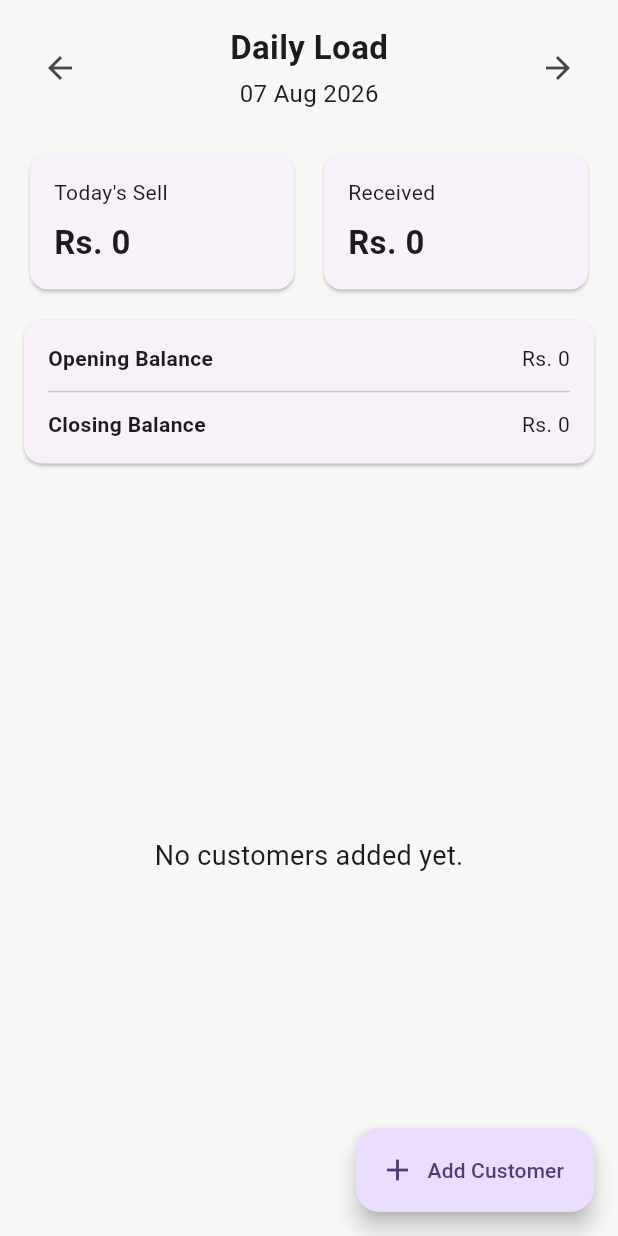
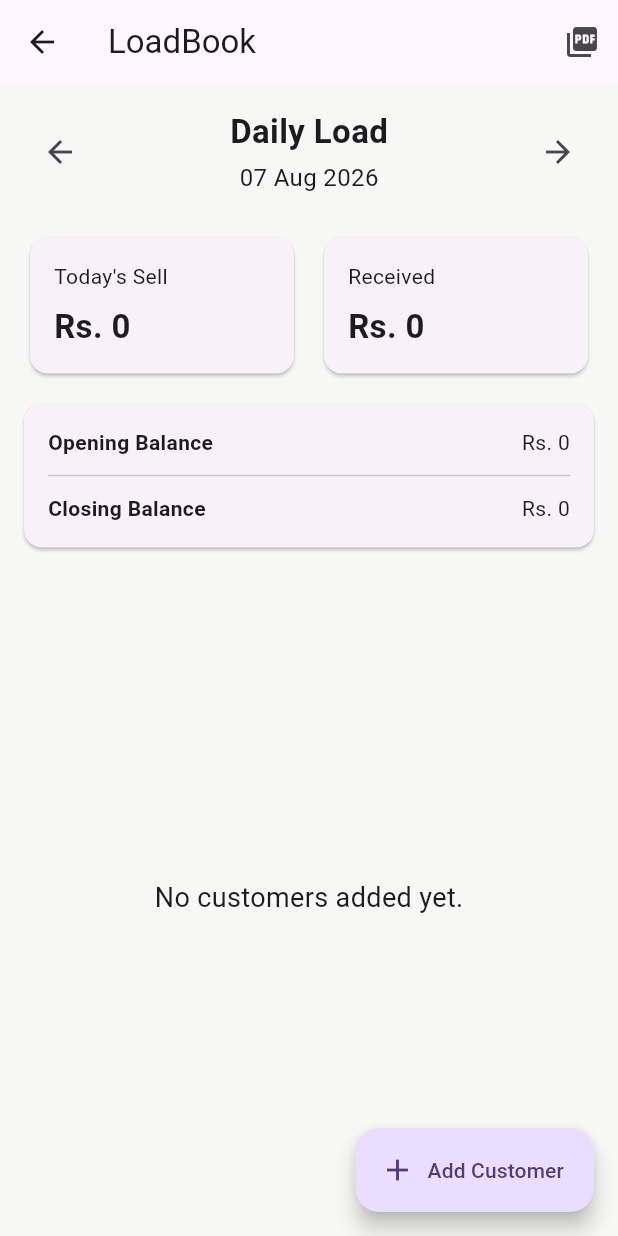
Before and after one commit to AbdulRauf20/LoadBook, a Flutter app: the DailyScreen screen opened directly with empty values, on a phone screen of 412 x 824 dp. Run offline on Flutter 3.47's test engine with Material 3 defaults, Android fonts, the light colour scheme and no system bars; our stand-ins replace drift, pdf, printing; accounts and stored records are empty; generated files the repository leaves out were written again.

Commit message:
feat: add daily PDF report generation

```diff
--- a/loadbook/lib/features/daily/screens/daily_screen.dart
+++ b/loadbook/lib/features/daily/screens/daily_screen.dart
@@ -1,4 +1,5 @@
 import 'package:flutter/material.dart';
+import 'package:loadbook/core/services/pdf_service.dart';
 import 'package:loadbook/features/customers/screens/add_customer_screen.dart';
 import '../widgets/balance_card.dart';
 import '../../../app/theme.dart';
@@ -18,6 +19,7 @@ class DailyScreen extends StatefulWidget {
 }
 
 class _DailyScreenState extends State<DailyScreen> {
+  final pdfService = PdfService();
   late final DailyController controller;
 
   @override
@@ -48,6 +50,26 @@ class _DailyScreenState extends State<DailyScreen> {
   Widget build(BuildContext context) {
     return Scaffold(
       backgroundColor: AppTheme.backgroundColor,
+
+      appBar: AppBar(
+        title: const Text('LoadBook'),
+        actions: [
+          IconButton(
+            icon: const Icon(Icons.picture_as_pdf),
+            tooltip: 'Download Report',
+            onPressed: () async {
+              final summary = await controller.getDailySummary();
+
+              await pdfService.generateDailyReport(
+                businessName: 'LoadBook',
+                date: controller.selectedDate,
+                customers: controller.customerDailyData,
+                summary: summary,
+              );
+            },
+          ),
+        ],
+      ),
 
       floatingActionButton: FloatingActionButton.extended(
         onPressed: () async {
--- a/loadbook/pubspec.yaml
+++ b/loadbook/pubspec.yaml
@@ -38,6 +38,8 @@ dependencies:
   drift_flutter: ^0.3.1
   path_provider: ^2.1.6
   intl: ^0.20.3
+  pdf: ^3.11.3
+  printing: ^5.14.2
 
 dev_dependencies:
   flutter_test:
```
Also changed, not shown: loadbook/lib/core/services/pdf_service.dart (+70 -0 lines), loadbook/lib/features/settings/screens/settings_screen.dart (indentation only), loadbook/pubspec.lock, 5 other files.
